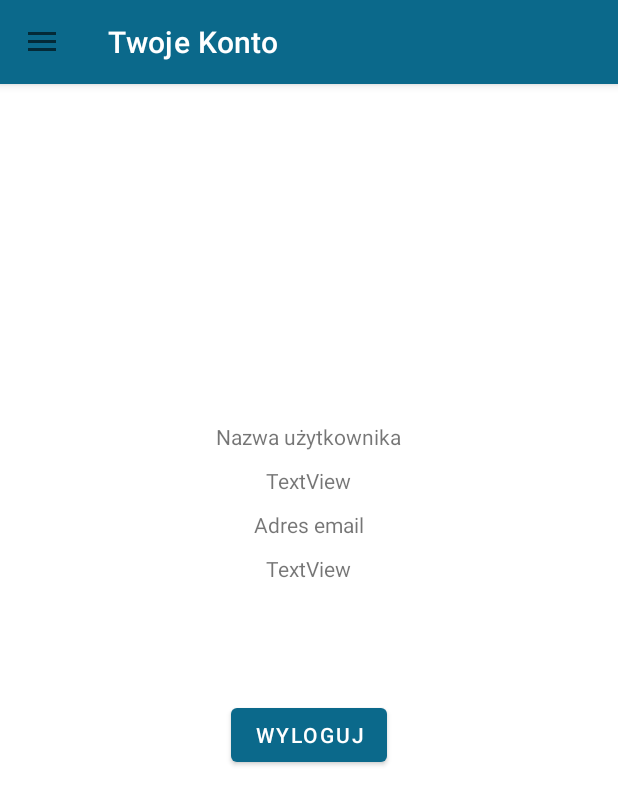
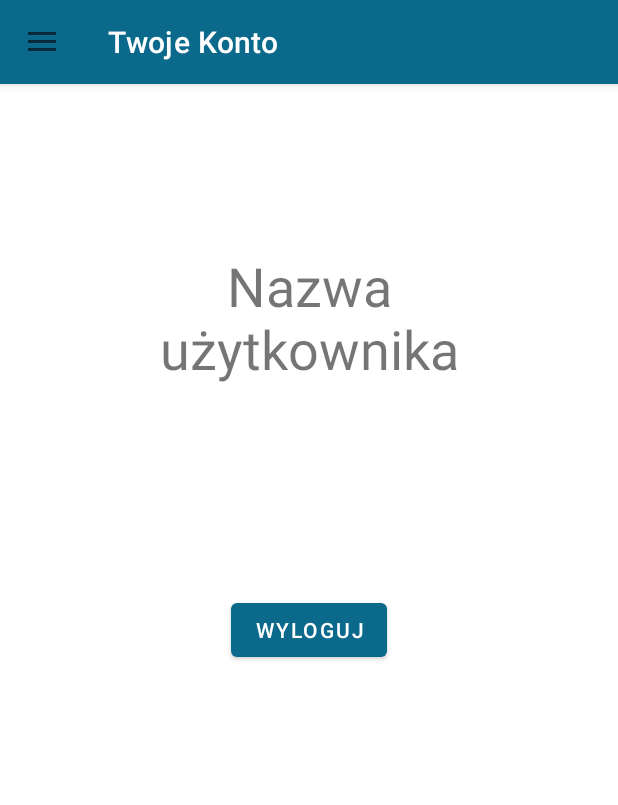
Before and after one commit to antonio-23/StepUP, an Android app: the screen it shows after launch once a user with an empty profile is signed in (AccountActivity), in the side drawer, after a tap on "Twoje Konto", on a phone screen of 412 x 824 dp. Shown: the top 805 px of the screen. Run offline under Robolectric (Android 15) with nearby library versions, the light colour scheme and no system bars; our stand-ins replace Firebase (no records; nobody signed in at launch, a user with empty details on screens opened directly), navigation-ui.

Commit message:
Wyswietlanie uzytkownika z bazy danych

```diff
--- a/app/src/main/java/com/example/stepup/AccountActivity.java
+++ b/app/src/main/java/com/example/stepup/AccountActivity.java
@@ -7,6 +7,7 @@ import android.hardware.SensorEvent;
 import android.os.Bundle;
 import android.view.View;
 import android.widget.Button;
+import android.widget.TextView;
 
 import com.example.stepup.databinding.ActivityAccountBinding;
 import com.google.firebase.auth.FirebaseAuth;
@@ -27,6 +28,10 @@ public class AccountActivity extends DrawerBaseActivity {
 
         mAuth = FirebaseAuth.getInstance();
         btnLogout = findViewById(R.id.btnLogout);
+
+        final TextView userName = (TextView) findViewById(R.id.userEmail);
+        String email = mAuth.getCurrentUser().getEmail().toString();
+        userName.setText(email);
     }
 
     public void logout(View view){
--- a/app/src/main/java/com/example/stepup/MainActivity.java
+++ b/app/src/main/java/com/example/stepup/MainActivity.java
@@ -13,6 +13,7 @@ import android.hardware.SensorEvent;
 import android.os.Bundle;
 import android.view.MenuItem;
 import android.view.View;
+import android.widget.Button;
 import android.widget.TextView;
 
 import com.example.stepup.databinding.ActivityMainBinding;
@@ -30,6 +31,8 @@ public class MainActivity extends DrawerBaseActivity {
     ActivityMainBinding activityMainBinding;
 
     private FirebaseAuth mAuth;
+    private Button btnLogout;
+
     @Override
     protected void onCreate(Bundle savedInstanceState) {
         AppCompatDelegate.setDefaultNightMode(AppCompatDelegate.MODE_NIGHT_NO);
@@ -39,6 +42,8 @@ public class MainActivity extends DrawerBaseActivity {
         setContentView(activityMainBinding.getRoot());
 
         mAuth = FirebaseAuth.getInstance();
+        btnLogout = findViewById(R.id.btnLogout);
+
     }
 
     @Override
--- a/app/src/main/res/layout/activity_account.xml
+++ b/app/src/main/res/layout/activity_account.xml
@@ -7,9 +7,9 @@
     tools:context=".AccountActivity">
 
     <LinearLayout
-        android:layout_width="409dp"
-        android:layout_height="132dp"
-        android:layout_marginTop="215dp"
+        android:layout_width="410dp"
+        android:layout_height="161dp"
+        android:layout_marginTop="100dp"
         android:gravity="center_horizontal"
         android:orientation="vertical"
         app:layout_constraintEnd_toEndOf="parent"
@@ -22,45 +22,29 @@
             android:layout_height="wrap_content"
             android:layout_margin="10dp"
             android:text="Nazwa użytkownika"
-            android:textAlignment="center" />
+            android:textAlignment="center"
+            android:textSize="36dp" />
 
         <TextView
-            android:id="@+id/textView5"
+            android:id="@+id/userEmail"
             android:layout_width="235dp"
+            android:textSize="24dp"
             android:layout_height="wrap_content"
-            android:text="TextView"
             android:textAlignment="center" />
-
-        <TextView
-            android:id="@+id/textView2"
-            android:layout_width="235dp"
-            android:layout_height="wrap_content"
-            android:layout_margin="10dp"
-            android:autofillHints="emailAddress"
-            android:importantForAutofill="no"
-            android:text="Adres email"
-            android:textAlignment="center" />
-
-        <TextView
-            android:id="@+id/textView6"
-            android:layout_width="235dp"
-            android:layout_height="wrap_content"
-            android:text="TextView"
-            android:textAlignment="center" />
-
     </LinearLayout>
 
     <Button
-        android:id="@+id/btn"
+        android:id="@+id/btnLogout"
         android:layout_width="wrap_content"
         android:layout_height="wrap_content"
         android:layout_marginStart="160dp"
         android:layout_marginEnd="160dp"
-        android:layout_marginBottom="310dp"
+        android:layout_marginBottom="380dp"
+        android:onClick="logout"
         android:text="Wyloguj"
-        android:onClick="logout"
         app:layout_constraintBottom_toBottomOf="parent"
         app:layout_constraintEnd_toEndOf="parent"
+        app:layout_constraintHorizontal_bias="0.533"
         app:layout_constraintStart_toStartOf="parent" />
 
 </androidx.constraintlayout.widget.ConstraintLayout>
```
Also changed, not shown: app/src/main/java/com/example/stepup/CompassActivity.java (+88 -4 lines), app/src/main/java/com/example/stepup/RegisterActivity.java (+2 -17 lines), app/src/main/java/com/example/stepup/user.java (added, +22 -0 lines), app/src/main/res/layout/activity_compass.xml (+14 -2 lines), app/src/main/res/layout/main_drawer_header.xml (+23 -24 lines).
